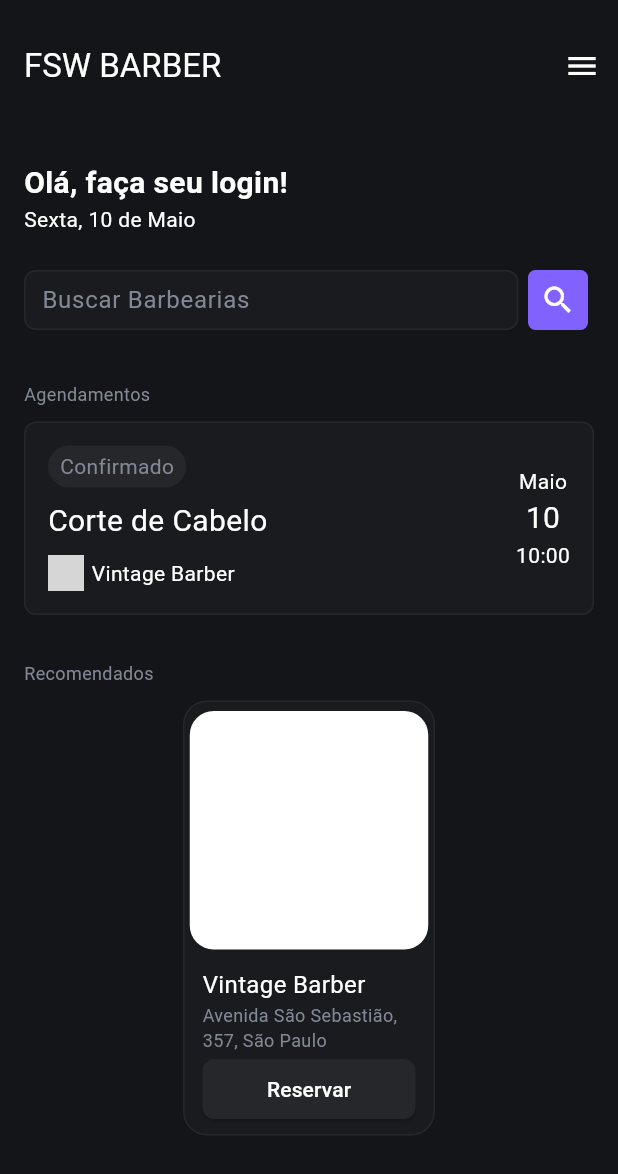
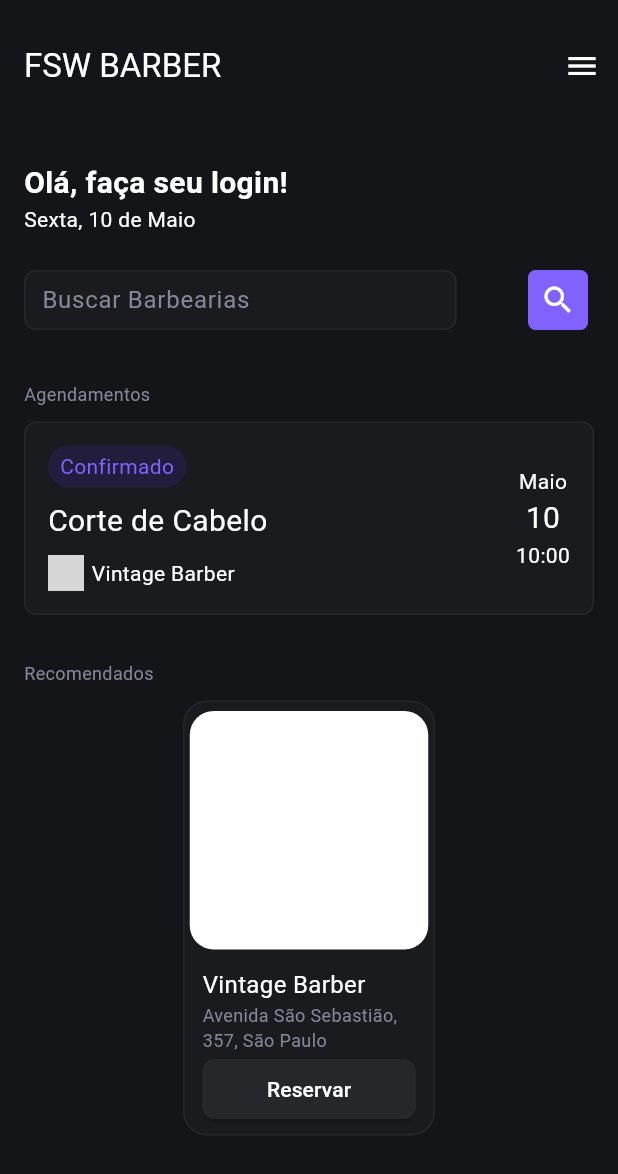
Before and after one commit to JoaoVictorBezerra/barber-hub-flutter-obx, a Flutter app: the screen it shows after launch, after a tap on "Clicou", after a tap on the "menu" icon, on a phone screen of 412 x 824 dp. Shown: the top 1174 px of the screen. Run offline on Flutter 3.47's test engine with Material 3 defaults, Android fonts, the phone set to English and light mode, and no system bars; our stand-ins replace bloc, flutter_bloc, flutter_modular; network calls fail; grey boxes are pictures that could not be loaded.

Commit message:
refactor/widgets-components

```diff
--- a/lib/feature/home/presentation/home_page.dart
+++ b/lib/feature/home/presentation/home_page.dart
@@ -4,7 +4,6 @@ import 'package:barbershop/widgets/barbershop_card.dart';
 import 'package:flutter/material.dart';
 import 'package:flutter_bloc/flutter_bloc.dart';
 
-import '../../../widgets/custom_label.dart';
 import '../../../widgets/schedule_card.dart';
 
 class HomePage extends StatefulWidget {
@@ -20,9 +19,9 @@ class _HomePageState extends State<HomePage> {
   @override
   Widget build(BuildContext context) {
     return Scaffold(
-      backgroundColor: Color(0xFF141518),
+      backgroundColor: const Color(0xFF141518),
       appBar: AppBar(
-        backgroundColor: Color(0xFF141518),
+        backgroundColor: const Color(0xFF141518),
         toolbarHeight: 88,
         title: const Text(
           'FSW BARBER',
@@ -93,11 +92,11 @@ class _HomePageState extends State<HomePage> {
                           crossAxisAlignment: CrossAxisAlignment.center,
                           children: [
                             SizedBox(
-                              width: MediaQuery.sizeOf(context).width * 0.8,
+                              width: MediaQuery.sizeOf(context).width * 0.7,
                               child: TextField(
                                 decoration: InputDecoration(
                                   hintText: 'Buscar Barbearias',
-                                  fillColor: Color(0xFF1A1B1F),
+                                  fillColor: const Color(0xFF1A1B1F),
                                   filled: true,
                                   hintStyle:
                                       TextStyle(color: Color(0xFF838896)),
@@ -151,23 +150,22 @@ class _HomePageState extends State<HomePage> {
                             Text(
                               'Recomendados',
                               style: TextStyle(
-                                  color: Color.fromRGBO(131, 136, 150, 1),
-                                  fontSize: 12),
+                                  color: Color(0xFF838896), fontSize: 12),
                             ),
                           ],
                         ),
                         const SizedBox(height: 10),
-                        GridView.count(
-                          childAspectRatio: 0.9,
-                          scrollDirection: Axis.vertical,
-                          shrinkWrap: true,
-                          primary: false,
-                          padding: const EdgeInsets.all(0),
-                          crossAxisSpacing: 10,
-                          mainAxisSpacing: 10,
-                          crossAxisCount: 2,
-                          children: [],
-                        ),
+                        // GridView.count(
+                        //   childAspectRatio: 0.9,
+                        //   scrollDirection: Axis.vertical,
+                        //   shrinkWrap: true,
+                        //   primary: false,
+                        //   padding: const EdgeInsets.all(0),
+                        //   crossAxisSpacing: 10,
+                        //   mainAxisSpacing: 10,
+                        //   crossAxisCount: 2,
+                        //   children: [],
+                        // ),
                         const BarbershopCard(
                           title: 'Vintage Barber',
                           address: 'Avenida São Sebastião, 357, São Paulo',
--- a/lib/widgets/barbershop_card.dart
+++ b/lib/widgets/barbershop_card.dart
@@ -1,3 +1,4 @@
+import 'package:barbershop/widgets/button.dart';
 import 'package:flutter/material.dart';
 
 class BarbershopCard extends StatelessWidget {
@@ -17,7 +18,7 @@ class BarbershopCard extends StatelessWidget {
       height: 290,
       decoration: BoxDecoration(
         borderRadius: BorderRadius.circular(16),
-        color: const Color.fromRGBO(26, 27, 31, 1),
+        color: const Color(0xFF1A1B1F),
         border: Border.all(
           color: const Color(0xFF26272B),
         ),
@@ -46,33 +47,11 @@ class BarbershopCard extends StatelessWidget {
                 Text(
                   address,
                   style: const TextStyle(
-                    color: Color.fromRGBO(131, 136, 150, 1),
+                    color: Color(0xFF838896),
                     fontSize: 12,
                   ),
                 ),
-                SizedBox(
-                  width: MediaQuery.sizeOf(context).width,
-                  child: ElevatedButton(
-                    style: ButtonStyle(
-                      backgroundColor: MaterialStateProperty.all<Color>(
-                        const Color.fromRGBO(38, 39, 43, 1),
-                      ),
-                      shape: MaterialStateProperty.all<RoundedRectangleBorder>(
-                        RoundedRectangleBorder(
-                          borderRadius: BorderRadius.circular(8),
-                        ),
-                      ),
-                    ),
-                    onPressed: () {},
-                    child: const Text(
-                      "Reservar",
-                      style: TextStyle(
-                        color: Colors.white,
-                        fontSize: 14,
-                      ),
-                    ),
-                  ),
-                ),
+                CustomButton.secundary(text: 'Reservar')
               ],
             ),
           ),
--- /dev/null
+++ b/lib/widgets/button.dart
@@ -0,0 +1,70 @@
+import 'package:flutter/material.dart';
+
+class CustomButton extends StatelessWidget {
+  //const CustomButton({super.key});
+  final String text;
+  late final Color backgroundColor;
+  late final Color textColor;
+  late final Color border;
+
+  CustomButton.primary({
+    Key? key,
+    required this.text,
+  }) : super(key: key) {
+    backgroundColor = const Color(0xFF8162FF);
+    textColor = const Color(0xFFFFFFFF);
+    border = const Color(0xFF8162FF);
+  }
+
+  CustomButton.secundary({
+    Key? key,
+    required this.text,
+  }) : super(key: key) {
+    backgroundColor = const Color(0xFF26272B);
+    textColor = const Color(0xFFFFFFFF);
+    border = const Color(0xFF26272B);
+  }
+
+  CustomButton.tertiary({
+    Key? key,
+    required this.text,
+  }) : super(key: key) {
+    backgroundColor = const Color(0xFFEF4444);
+    textColor = const Color(0xFFFFFFFF);
+    border = const Color(0xFFEF4444);
+  }
+
+  CustomButton.quarter({
+    Key? key,
+    required this.text,
+  }) : super(key: key) {
+    textColor = const Color(0xFFFFFFFF);
+    border = const Color(0xFF26272B);
+    backgroundColor = const Color(0xFF1A1B1F);
+  }
+
+  @override
+  Widget build(BuildContext context) {
+    return SizedBox(
+      width: MediaQuery.sizeOf(context).width,
+      child: ElevatedButton(
+        style: ButtonStyle(
+          backgroundColor: MaterialStateProperty.all<Color>(backgroundColor),
+          shape: MaterialStateProperty.all<RoundedRectangleBorder>(
+            RoundedRectangleBorder(
+                borderRadius: BorderRadius.circular(8),
+                side: BorderSide(color: border)),
+          ),
+        ),
+        onPressed: () {},
+        child: Text(
+          text,
+          style: TextStyle(
+            color: textColor,
+            fontSize: 14,
+          ),
+        ),
+      ),
+    );
+  }
+}
--- a/lib/widgets/custom_label.dart
+++ b/lib/widgets/custom_label.dart
@@ -9,7 +9,7 @@ class CustomLabel extends StatelessWidget {
   CustomLabel.primary({
     Key? key,
     required this.text,
-  }): super(key: key) {
+  }) : super(key: key) {
     backgroundColor = const Color(0xFF221C3D);
     textColor = const Color(0xFF8162FF);
   }
@@ -17,9 +17,17 @@ class CustomLabel extends StatelessWidget {
   CustomLabel.secondary({
     Key? key,
     required this.text,
-  }): super(key: key) {
+  }) : super(key: key) {
     backgroundColor = const Color(0xFF26272B);
     textColor = const Color(0xFF838896);
+  }
+
+  CustomLabel.tertiary({
+    Key? key,
+    required this.text,
+  }) : super(key: key) {
+    backgroundColor = const Color(0xFF2F1F1F);
+    textColor = const Color(0xFFEF4444);
   }
 
   @override
--- a/lib/widgets/schedule_card.dart
+++ b/lib/widgets/schedule_card.dart
@@ -10,19 +10,17 @@ class ScheduleCard extends StatelessWidget {
       // height: 111,
       padding: const EdgeInsets.all(15),
       decoration: BoxDecoration(
-        color: const Color(0xFF1A1B1F),
-        borderRadius: BorderRadius.circular(8),
-          border: Border.all(color: const Color(0xFF26272B))
-      ),
+          color: const Color(0xFF1A1B1F),
+          borderRadius: BorderRadius.circular(8),
+          border: Border.all(color: const Color(0xFF26272B))),
       child: Row(
         mainAxisAlignment: MainAxisAlignment.spaceBetween,
         children: [
           Column(
             crossAxisAlignment: CrossAxisAlignment.start,
-            mainAxisAlignment:
-            MainAxisAlignment.spaceAround,
+            mainAxisAlignment: MainAxisAlignment.spaceAround,
             children: [
-              CustomLabel.secondary(text: 'Confirmado'),
+              CustomLabel.primary(text: 'Confirmado'),
               SizedBox(height: 8),
               const Text(
                 'Corte de Cabelo',
@@ -35,7 +33,8 @@ class ScheduleCard extends StatelessWidget {
                     height: 24,
                     width: 24,
                     child: CircleAvatar(
-                      backgroundImage: NetworkImage('https://images.unsplash.com/photo-1715596828741-3e2aa6bc3aff?q=80&w=2787&auto=format&fit=crop&ixlib=rb-4.0.3&ixid=M3wxMjA3fDB8MHxwaG90by1wYWdlfHx8fGVufDB8fHx8fA%3D%3D'),
+                      backgroundImage: NetworkImage(
+                          'https://images.unsplash.com/photo-1715596828741-3e2aa6bc3aff?q=80&w=2787&auto=format&fit=crop&ixlib=rb-4.0.3&ixid=M3wxMjA3fDB8MHxwaG90by1wYWdlfHx8fGVufDB8fHx8fA%3D%3D'),
                     ),
                   ),
                   SizedBox(width: 5),
```
